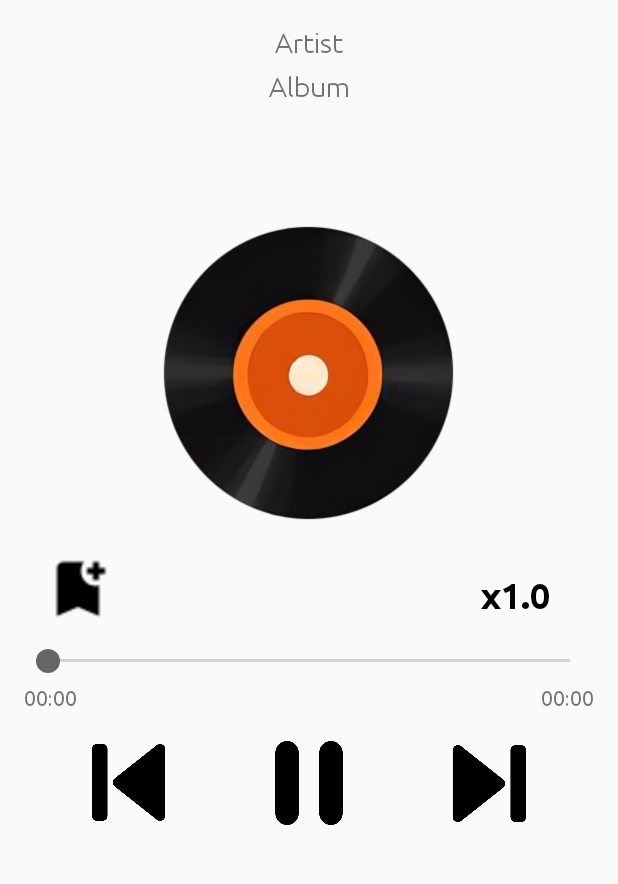
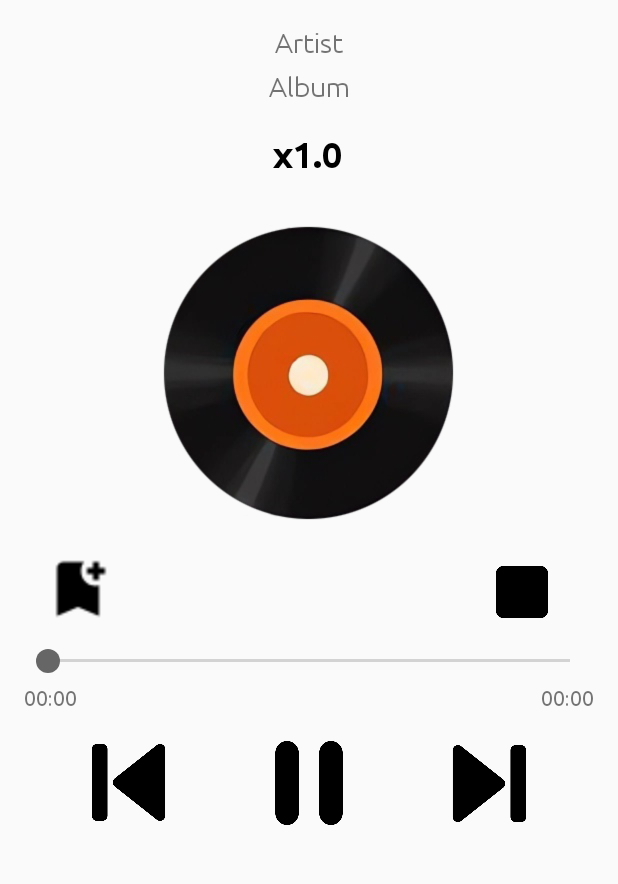
Before and after one commit to huaji1hao/Android_Music_App, an Android app: the layout activity_player.xml on its own in the app's theme, with its tools: preview values and no code run, on a phone screen of 412 x 824 dp, the part 238-1122 px from its top. Run offline under Robolectric (Android 15) with nearby library versions, the light colour scheme and no system bars.

Commit message:
after music completion, the next music will be played automatically

```diff
--- a/app/src/main/res/layout/activity_player.xml
+++ b/app/src/main/res/layout/activity_player.xml
@@ -93,18 +93,28 @@
         app:layout_constraintStart_toStartOf="parent"
         app:layout_constraintBottom_toTopOf="@id/music_seekbar" />
 
+    <ImageView
+        android:id="@+id/stop_button"
+        android:layout_width="48dp"
+        android:layout_height="48dp"
+        android:layout_marginEnd="40dp"
+        android:layout_marginBottom="14dp"
+        android:src="@drawable/ic_stop"
+        app:layout_constraintEnd_toEndOf="parent"
+        app:layout_constraintBottom_toTopOf="@id/music_seekbar" />
+
     <TextView
         android:id="@+id/playback_speed"
         android:layout_width="wrap_content"
         android:layout_height="wrap_content"
-        android:layout_marginEnd="45dp"
-        android:layout_marginBottom="21dp"
+        android:layout_marginEnd="184dp"
+        android:layout_marginBottom="315dp"
+        android:fontFamily="@font/ubuntu_bold"
         android:text="x1.0"
+        android:textColor="#000000"
         android:textSize="24sp"
-        android:textColor="#000000"
-        android:fontFamily="@font/ubuntu_bold"
-        app:layout_constraintEnd_toEndOf="parent"
-        app:layout_constraintBottom_toTopOf="@id/music_seekbar" />
+        app:layout_constraintBottom_toTopOf="@id/music_seekbar"
+        app:layout_constraintEnd_toEndOf="parent" />
 
     <SeekBar
         android:id="@+id/music_seekbar"
```
Also changed, not shown: app/src/main/java/com/example/cwk_mwe/activity/PlayerActivity.java (+27 -3 lines), app/src/main/java/com/example/cwk_mwe/service/AudioPlayerService.java (+13 -1 lines), app/src/main/java/com/example/cwk_mwe/utils/AudiobookPlayer.java (+13 -3 lines), app/src/main/res/drawable/ic_stop.png (added).
